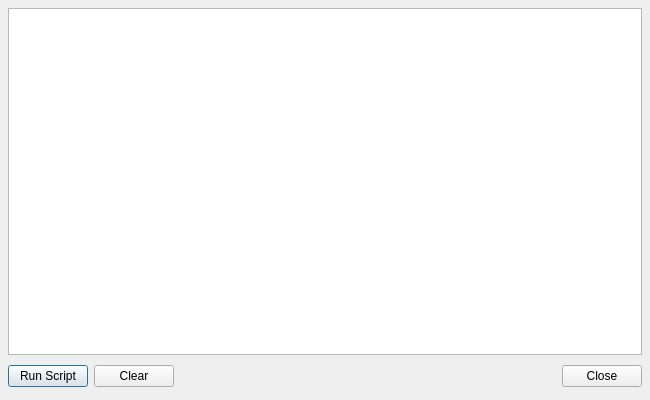
First picture: the form in Qt/Python/pqPythonDialog.ui, repository wildmichael/ParaView3-enhancements-old, before the edit.
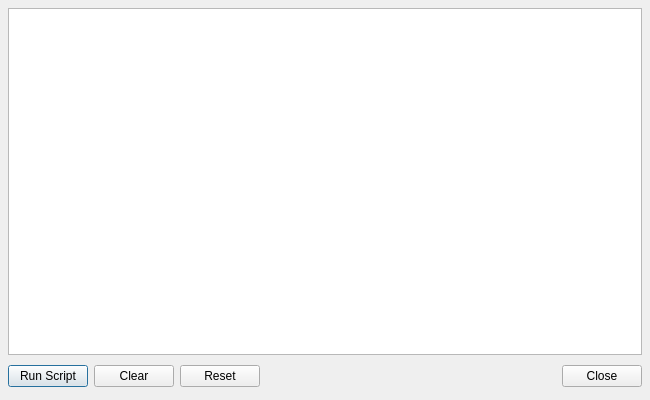
Second picture: the form after the edit. Custom widgets are drawn as their Qt base class.

Commit message: ENH:  Add reset button to python dialog to reset the interpreter.       Fixes #5956.

What changed in the file:
```diff
--- a/Qt/Python/pqPythonDialog.ui
+++ b/Qt/Python/pqPythonDialog.ui
@@ -58,6 +58,16 @@
        </property>
       </widget>
      </item>
+     <item>
+      <widget class="QPushButton" name="reset" >
+       <property name="text" >
+        <string>Reset</string>
+       </property>
+       <property name="autoDefault" >
+        <bool>false</bool>
+       </property>
+      </widget>
+     </item>
      <item>
       <spacer>
        <property name="orientation" >
```
The commit also changes 7 other files.
